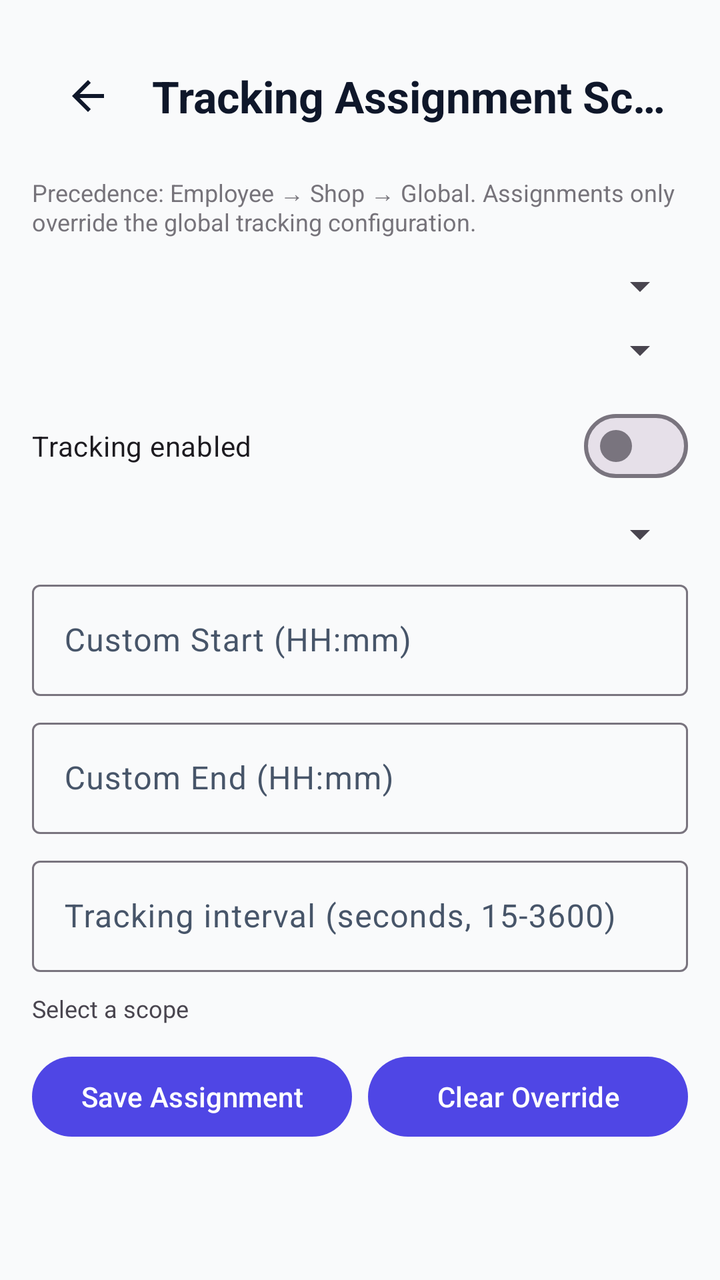
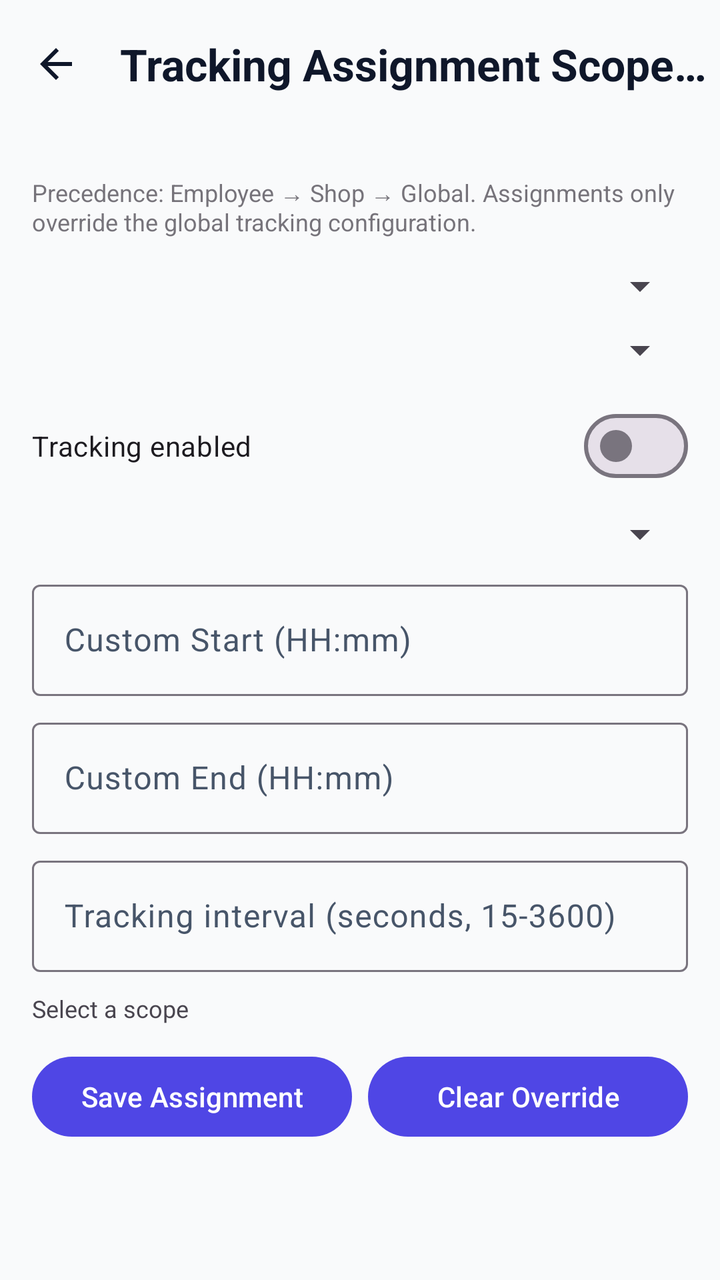

Screens rendered from an Android XML layout before and after an edit, with the pre-edit source and the edit as a unified diff.
<!-- AndroidManifest.xml: application theme Theme.Biometric -->
<!-- res/layout/activity_tracking_scope.xml -->
<?xml version="1.0" encoding="utf-8"?>
<LinearLayout xmlns:android="http://schemas.android.com/apk/res/android"
    xmlns:app="http://schemas.android.com/apk/res-auto"
    android:layout_width="match_parent"
    android:layout_height="match_parent"
    android:orientation="vertical"
    android:padding="16dp"
    android:background="@color/window_background">
    <com.google.android.material.appbar.MaterialToolbar
        android:id="@+id/toolbar"
        android:layout_width="match_parent"
        android:layout_height="wrap_content"
        app:navigationIcon="@drawable/ic_back"
        app:title="Tracking Assignment Scope" />
    <TextView android:layout_width="match_parent" android:layout_height="wrap_content" android:text="Precedence: Employee → Shop → Global. Assignments only override the global tracking configuration." android:textSize="12sp" android:alpha="0.75" android:layout_marginTop="8dp" android:layout_marginBottom="12dp" />
    <Spinner android:id="@+id/spinnerScopeType" android:layout_width="match_parent" android:layout_height="wrap_content" />
    <Spinner android:id="@+id/spinnerScopeTarget" android:layout_width="match_parent" android:layout_height="wrap_content" android:layout_marginTop="8dp" />
    <com.google.android.material.materialswitch.MaterialSwitch android:id="@+id/switchScopeEnabled" android:layout_width="match_parent" android:layout_height="wrap_content" android:text="Tracking enabled" android:layout_marginTop="12dp" />
    <Spinner android:id="@+id/spinnerScopeMode" android:layout_width="match_parent" android:layout_height="wrap_content" android:layout_marginTop="8dp" />
    <com.google.android.material.textfield.TextInputLayout android:layout_width="match_parent" android:layout_height="wrap_content" android:hint="Custom Start (HH:mm)" android:layout_marginTop="8dp"><com.google.android.material.textfield.TextInputEditText android:id="@+id/editScopeStart" android:layout_width="match_parent" android:layout_height="wrap_content" android:inputType="time" /></com.google.android.material.textfield.TextInputLayout>
    <com.google.android.material.textfield.TextInputLayout android:layout_width="match_parent" android:layout_height="wrap_content" android:hint="Custom End (HH:mm)" android:layout_marginTop="8dp"><com.google.android.material.textfield.TextInputEditText android:id="@+id/editScopeEnd" android:layout_width="match_parent" android:layout_height="wrap_content" android:inputType="time" /></com.google.android.material.textfield.TextInputLayout>
    <com.google.android.material.textfield.TextInputLayout android:layout_width="match_parent" android:layout_height="wrap_content" android:hint="Tracking interval (seconds, 15-3600)" android:layout_marginTop="8dp"><com.google.android.material.textfield.TextInputEditText android:id="@+id/editScopeInterval" android:layout_width="match_parent" android:layout_height="wrap_content" android:inputType="number" /></com.google.android.material.textfield.TextInputLayout>
    <TextView android:id="@+id/textScopeStatus" android:layout_width="match_parent" android:layout_height="wrap_content" android:text="Select a scope" android:textSize="12sp" android:layout_marginTop="10dp" />
    <LinearLayout android:layout_width="match_parent" android:layout_height="wrap_content" android:orientation="horizontal" android:layout_marginTop="12dp">
        <com.google.android.material.button.MaterialButton android:id="@+id/btnSaveScope" android:layout_width="0dp" android:layout_height="wrap_content" android:layout_weight="1" android:text="Save Assignment" />
        <com.google.android.material.button.MaterialButton android:id="@+id/btnClearScope" android:layout_width="0dp" android:layout_height="wrap_content" android:layout_weight="1" android:text="Clear Override" android:layout_marginStart="8dp" />
    </LinearLayout>
</LinearLayout>
<!-- resources referenced by this layout -->
<resources>
  <color name="window_background">#F9FAFB</color>
  <!-- drawable ic_back (drawable) -->
  <vector xmlns:android="http://schemas.android.com/apk/res/android"
      android:width="24dp"
      android:height="24dp"
      android:viewportWidth="24"
      android:viewportHeight="24"
      android:tint="?attr/colorControlNormal">
    <path
        android:fillColor="@android:color/white"
        android:pathData="M20,11H7.83l5.59,-5.59L12,4l-8,8 8,8 1.41,-1.41L7.83,13H20v-2z"/>
  </vector>
  <style name="Theme.Biometric" parent="Theme.Material3.DayNight.NoActionBar">
          
          <item name="colorPrimary">@color/colorPrimary</item>
          <item name="colorPrimaryDark">@color/colorPrimaryDark</item>
          <item name="colorPrimaryVariant">@color/colorPrimaryDark</item>
          <item name="colorOnPrimary">@android:color/white</item>
          
          
          <item name="colorSecondary">@color/colorAccent</item>
          <item name="colorOnSecondary">@android:color/white</item>
  
          
          <item name="android:colorBackground">@color/window_background</item>
          <item name="android:windowBackground">@color/window_background</item>
          <item name="android:windowDisablePreview">false</item>
          <item name="colorSurface">@color/window_background</item>
          <item name="colorOnSurface">@color/text_primary</item>
          <item name="colorSurfaceVariant">@color/colorSurfaceVariant</item>
          <item name="colorOnSurfaceVariant">@color/text_secondary</item>
          <item name="colorError">@color/red</item>
          <item name="colorOnError">@android:color/white</item>
          <item name="colorOutline">@color/outline</item>
          <item name="colorOutlineVariant">@color/outline_variant</item>
  
          
          <item name="android:statusBarColor">?attr/colorSurface</item>
          <item name="android:windowLightStatusBar">true</item>
          <item name="android:navigationBarColor">?attr/colorSurface</item>
          <item name="android:windowLightNavigationBar" tools:targetApi="27">true</item>
          <item name="android:windowLayoutInDisplayCutoutMode" tools:targetApi="28">shortEdges</item>
  
          
          <item name="android:windowActivityTransitions">true</item>
          <item name="android:windowEnterTransition">@android:transition/fade</item>
          <item name="android:windowExitTransition">@android:transition/fade</item>
  
          
          <item name="toolbarStyle">@style/Widget.App.Toolbar</item>
          <item name="materialCardViewStyle">@style/Widget.App.CardView</item>
      </style>
  <color name="colorPrimary">#4F46E5</color>
  <color name="colorPrimaryDark">#4338CA</color>
  <color name="colorAccent">#F43F5E</color>
  <color name="text_primary">#0F172A</color>
  <color name="colorSurfaceVariant">#F3F4F6</color>
  <color name="text_secondary">#475569</color>
  <color name="red">#EF4444</color>
  <color name="outline">#79747E</color>
  <color name="outline_variant">#CAC4D0</color>
  <style name="Widget.App.Toolbar" parent="Widget.Material3.Toolbar.OnSurface">
          <item name="titleTextAppearance">@style/TextAppearance.App.ToolbarTitle</item>
      </style>
  <style name="Widget.App.CardView" parent="Widget.Material3.CardView.Elevated">
          <item name="cardCornerRadius">16dp</item>
          <item name="cardElevation">4dp</item>
      </style>
  <style name="TextAppearance.App.ToolbarTitle" parent="TextAppearance.Material3.TitleLarge">
          <item name="android:textStyle">bold</item>
      </style>
</resources>

<!-- the commit's change to res/layout/activity_tracking_scope.xml (unified diff, before → after) -->
@@ -1,28 +1,46 @@
 <?xml version="1.0" encoding="utf-8"?>
 <LinearLayout xmlns:android="http://schemas.android.com/apk/res/android"
     xmlns:app="http://schemas.android.com/apk/res-auto"
+    android:id="@+id/clTrackingScopeRoot"
     android:layout_width="match_parent"
     android:layout_height="match_parent"
     android:orientation="vertical"
-    android:padding="16dp"
     android:background="@color/window_background">
-    <com.google.android.material.appbar.MaterialToolbar
-        android:id="@+id/toolbar"
+    <com.google.android.material.appbar.AppBarLayout
+        android:id="@+id/appBar"
         android:layout_width="match_parent"
         android:layout_height="wrap_content"
-        app:navigationIcon="@drawable/ic_back"
-        app:title="Tracking Assignment Scope" />
-    <TextView android:layout_width="match_parent" android:layout_height="wrap_content" android:text="Precedence: Employee → Shop → Global. Assignments only override the global tracking configuration." android:textSize="12sp" android:alpha="0.75" android:layout_marginTop="8dp" android:layout_marginBottom="12dp" />
-    <Spinner android:id="@+id/spinnerScopeType" android:layout_width="match_parent" android:layout_height="wrap_content" />
-    <Spinner android:id="@+id/spinnerScopeTarget" android:layout_width="match_parent" android:layout_height="wrap_content" android:layout_marginTop="8dp" />
-    <com.google.android.material.materialswitch.MaterialSwitch android:id="@+id/switchScopeEnabled" android:layout_width="match_parent" android:layout_height="wrap_content" android:text="Tracking enabled" android:layout_marginTop="12dp" />
-    <Spinner android:id="@+id/spinnerScopeMode" android:layout_width="match_parent" android:layout_height="wrap_content" android:layout_marginTop="8dp" />
-    <com.google.android.material.textfield.TextInputLayout android:layout_width="match_parent" android:layout_height="wrap_content" android:hint="Custom Start (HH:mm)" android:layout_marginTop="8dp"><com.google.android.material.textfield.TextInputEditText android:id="@+id/editScopeStart" android:layout_width="match_parent" android:layout_height="wrap_content" android:inputType="time" /></com.google.android.material.textfield.TextInputLayout>
-    <com.google.android.material.textfield.TextInputLayout android:layout_width="match_parent" android:layout_height="wrap_content" android:hint="Custom End (HH:mm)" android:layout_marginTop="8dp"><com.google.android.material.textfield.TextInputEditText android:id="@+id/editScopeEnd" android:layout_width="match_parent" android:layout_height="wrap_content" android:inputType="time" /></com.google.android.material.textfield.TextInputLayout>
-    <com.google.android.material.textfield.TextInputLayout android:layout_width="match_parent" android:layout_height="wrap_content" android:hint="Tracking interval (seconds, 15-3600)" android:layout_marginTop="8dp"><com.google.android.material.textfield.TextInputEditText android:id="@+id/editScopeInterval" android:layout_width="match_parent" android:layout_height="wrap_content" android:inputType="number" /></com.google.android.material.textfield.TextInputLayout>
-    <TextView android:id="@+id/textScopeStatus" android:layout_width="match_parent" android:layout_height="wrap_content" android:text="Select a scope" android:textSize="12sp" android:layout_marginTop="10dp" />
-    <LinearLayout android:layout_width="match_parent" android:layout_height="wrap_content" android:orientation="horizontal" android:layout_marginTop="12dp">
-        <com.google.android.material.button.MaterialButton android:id="@+id/btnSaveScope" android:layout_width="0dp" android:layout_height="wrap_content" android:layout_weight="1" android:text="Save Assignment" />
-        <com.google.android.material.button.MaterialButton android:id="@+id/btnClearScope" android:layout_width="0dp" android:layout_height="wrap_content" android:layout_weight="1" android:text="Clear Override" android:layout_marginStart="8dp" />
-    </LinearLayout>
+        android:background="@android:color/transparent"
+        app:elevation="0dp">
+        <com.google.android.material.appbar.MaterialToolbar
+            android:id="@+id/toolbar"
+            android:layout_width="match_parent"
+            android:layout_height="wrap_content"
+            app:navigationIcon="@drawable/ic_back"
+            app:title="Tracking Assignment Scope 🛰️" />
+    </com.google.android.material.appbar.AppBarLayout>
+    <androidx.core.widget.NestedScrollView
+        android:layout_width="match_parent"
+        android:layout_height="match_parent"
+        android:fillViewport="true">
+        <LinearLayout
+            android:layout_width="match_parent"
+            android:layout_height="wrap_content"
+            android:orientation="vertical"
+            android:padding="16dp">
+            <TextView android:layout_width="match_parent" android:layout_height="wrap_content" android:text="Precedence: Employee → Shop → Global. Assignments only override the global tracking configuration." android:textSize="12sp" android:alpha="0.75" android:layout_marginTop="8dp" android:layout_marginBottom="12dp" />
+            <Spinner android:id="@+id/spinnerScopeType" android:layout_width="match_parent" android:layout_height="wrap_content" />
+            <Spinner android:id="@+id/spinnerScopeTarget" android:layout_width="match_parent" android:layout_height="wrap_content" android:layout_marginTop="8dp" />
+            <com.google.android.material.materialswitch.MaterialSwitch android:id="@+id/switchScopeEnabled" android:layout_width="match_parent" android:layout_height="wrap_content" android:text="Tracking enabled" android:layout_marginTop="12dp" />
+            <Spinner android:id="@+id/spinnerScopeMode" android:layout_width="match_parent" android:layout_height="wrap_content" android:layout_marginTop="8dp" />
+            <com.google.android.material.textfield.TextInputLayout android:layout_width="match_parent" android:layout_height="wrap_content" android:hint="Custom Start (HH:mm)" android:layout_marginTop="8dp"><com.google.android.material.textfield.TextInputEditText android:id="@+id/editScopeStart" android:layout_width="match_parent" android:layout_height="wrap_content" android:inputType="time" /></com.google.android.material.textfield.TextInputLayout>
+            <com.google.android.material.textfield.TextInputLayout android:layout_width="match_parent" android:layout_height="wrap_content" android:hint="Custom End (HH:mm)" android:layout_marginTop="8dp"><com.google.android.material.textfield.TextInputEditText android:id="@+id/editScopeEnd" android:layout_width="match_parent" android:layout_height="wrap_content" android:inputType="time" /></com.google.android.material.textfield.TextInputLayout>
+            <com.google.android.material.textfield.TextInputLayout android:layout_width="match_parent" android:layout_height="wrap_content" android:hint="Tracking interval (seconds, 15-3600)" android:layout_marginTop="8dp"><com.google.android.material.textfield.TextInputEditText android:id="@+id/editScopeInterval" android:layout_width="match_parent" android:layout_height="wrap_content" android:inputType="number" /></com.google.android.material.textfield.TextInputLayout>
+            <TextView android:id="@+id/textScopeStatus" android:layout_width="match_parent" android:layout_height="wrap_content" android:text="Select a scope" android:textSize="12sp" android:layout_marginTop="10dp" />
+            <LinearLayout android:layout_width="match_parent" android:layout_height="wrap_content" android:orientation="horizontal" android:layout_marginTop="12dp">
+                <com.google.android.material.button.MaterialButton android:id="@+id/btnSaveScope" android:layout_width="0dp" android:layout_height="wrap_content" android:layout_weight="1" android:text="Save Assignment" />
+                <com.google.android.material.button.MaterialButton android:id="@+id/btnClearScope" android:layout_width="0dp" android:layout_height="wrap_content" android:layout_weight="1" android:text="Clear Override" android:layout_marginStart="8dp" />
+            </LinearLayout>
+        </LinearLayout>
+    </androidx.core.widget.NestedScrollView>
 </LinearLayout>
